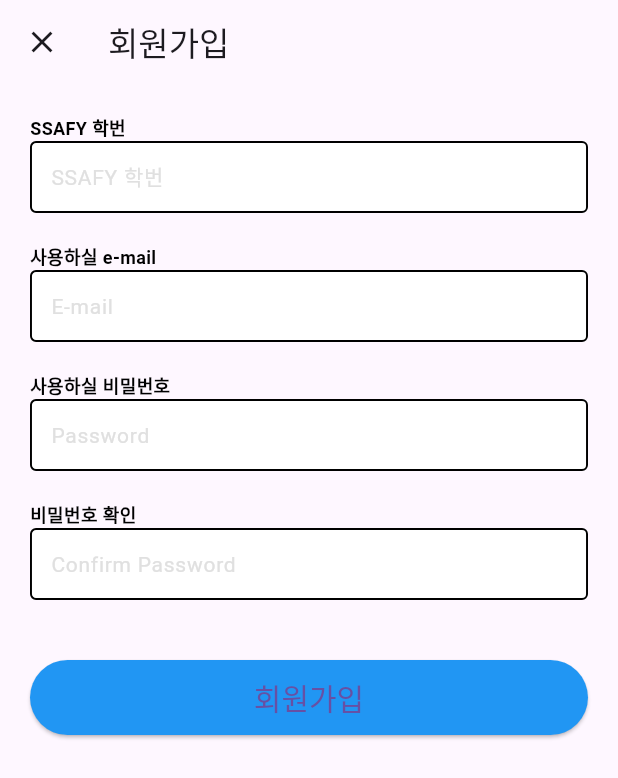
After one commit to latter-electronic/MOASS, a Flutter app: the screen it shows after launch, after a tap on "로그인", after a tap on "회원가입", on a phone screen of 412 x 824 dp. The commit adds this screen. Shown: the top 778 px of the screen. Run offline on Flutter 3.47's test engine with Material 3 defaults, Android fonts, the phone set to English and light mode, and no system bars; our stand-ins replace dio, shared_preferences; network calls fail.

Commit message:
Fea: 회원가입 틀

```diff
--- a/Frontend/moass/lib/screens/login_screen.dart
+++ b/Frontend/moass/lib/screens/login_screen.dart
@@ -2,6 +2,7 @@ import 'package:dio/dio.dart';
 import 'package:flutter/material.dart';
 import 'package:moass/model/token_interceptor.dart';
 import 'package:moass/screens/home_screen.dart';
+import 'package:moass/screens/signup_screen.dart';
 import 'package:moass/widgets/custom_login_form.dart';
 import 'package:shared_preferences/shared_preferences.dart';
 
@@ -20,6 +21,7 @@ class _LoginScreenState extends State<LoginScreen> {
   // 에러 메시지를 위한 상태 변수
   String? _errorMessage;
 
+  // 로그인 버튼 함수
   Future<void> _login() async {
     final dio = Dio();
     // 인스턴스추가
@@ -47,16 +49,26 @@ class _LoginScreenState extends State<LoginScreen> {
       final SharedPreferences prefs = await SharedPreferences.getInstance();
       // isLoggedIn 즉 로그인 유무에 true값 저장
       await prefs.setBool('isLoggedIn', true);
-      // 토큰 저장
-      final accessToken = response.data['accessToken'];
-      final refreshToken = response.data['refreshToken'];
+      // 로그인 성공 처리
+      final accessToken = response.data['data']['accessToken'] as String?;
+      final refreshToken = response.data['data']['refreshToken'] as String?;
+
+      if (accessToken != null && refreshToken != null) {
+        // SharedPreferences에 토큰 저장
         await prefs.setString('accessToken', accessToken);
         await prefs.setString('refreshToken', refreshToken);
+
         // 홈 화면으로 이동
         Navigator.pushReplacement(
           context,
           MaterialPageRoute(builder: (context) => const HomeScreen()),
         );
+      } else {
+        // accessToken이나 refreshToken이 null인 경우
+        setState(() {
+          _errorMessage = '토큰이 반환되지 않았습니다. 서버 설정을 확인하세요.';
+        });
+      }
     } on DioException catch (e) {
       // DioError를 캐치하여 에러 메시지를 업데이트
       if (e.response?.statusCode == 401) {
@@ -69,6 +81,17 @@ class _LoginScreenState extends State<LoginScreen> {
         });
       }
     }
+  }
+
+  // 회원가입 함수
+  void _signup() {
+    Navigator.push(
+      context,
+      MaterialPageRoute(
+        builder: (context) => const SignUpScreen(),
+        fullscreenDialog: true,
+      ),
+    );
   }
 
   @override
@@ -122,6 +145,15 @@ class _LoginScreenState extends State<LoginScreen> {
                       fontSize: 24, // '로그인' 텍스트의 크기를 20폰트로 설정합니다.
                       color: Colors.black, // '로그인' 텍스트의 색상을 검정색으로 설정합니다.
                       fontWeight: FontWeight.bold),
+                ),
+              ),
+              TextButton(
+                onPressed: _signup,
+                style: TextButton.styleFrom(
+                  foregroundColor: Colors.black,
+                ),
+                child: const Text(
+                  '회원가입',
                 ),
               ),
               if (_errorMessage != null)
--- /dev/null
+++ b/Frontend/moass/lib/screens/signup_screen.dart
@@ -0,0 +1,147 @@
+import 'package:flutter/material.dart';
+import 'package:moass/widgets/custom_login_form.dart';
+
+class SignUpScreen extends StatefulWidget {
+  const SignUpScreen({super.key});
+
+  @override
+  State<SignUpScreen> createState() => _SignUpScreenState();
+}
+
+class _SignUpScreenState extends State<SignUpScreen> {
+  String ssafy = '';
+  String email = '';
+  String password = '';
+  String confirmPassword = ''; // 비밀번호 확인을 위한 상태 변수
+  String? passwordErrorText; // 비밀번호 오류 메시지
+  final FocusNode _ssafyFocus = FocusNode();
+  final FocusNode _emailFocus = FocusNode();
+  final FocusNode _passwordFocus = FocusNode();
+  final FocusNode _confirmPasswordFocus = FocusNode();
+
+  void checkPassword() {
+    if (password != confirmPassword) {
+      setState(() {
+        passwordErrorText = '비밀번호가 일치하지 않습니다';
+      });
+    } else {
+      setState(() {
+        passwordErrorText = null;
+      });
+    }
+  }
+
+  // 다음 폼으로 넘어가기 위한 함수
+  @override
+  void dispose() {
+    _emailFocus.dispose();
+    _passwordFocus.dispose();
+    super.dispose();
+  }
+
+  @override
+  Widget build(BuildContext context) {
+    return Scaffold(
+      appBar: AppBar(
+        title: const Text("회원가입"),
+      ),
+      body: SingleChildScrollView(
+        // 스크롤 가능하도록 SingleChildScrollView 추가
+        child: Padding(
+          padding: const EdgeInsets.all(20.0), // 패딩 추가
+          child: Column(
+            mainAxisAlignment: MainAxisAlignment.start,
+            crossAxisAlignment: CrossAxisAlignment.stretch,
+            children: <Widget>[
+              const SubTitle(text: 'SSAFY 학번'),
+              CustomLoginFormField(
+                hintText: 'SSAFY 학번',
+                onChanged: (String value) {
+                  ssafy = value;
+                },
+                obscureText: false,
+                // focusNode: _ssafyFocus,
+                // onFieldSubmitted: (_) =>
+                //     FocusScope.of(context).requestFocus(_emailFocus),
+                textInputAction: TextInputAction.next, // 비밀번호 입력 후 다음 필드로 이동
+              ),
+              const SizedBox(height: 20.0), // 필드 사이 간격 추가
+              const SubTitle(text: '사용하실 e-mail'),
+              CustomLoginFormField(
+                hintText: 'E-mail',
+                onChanged: (String value) {
+                  email = value;
+                },
+                obscureText: false, // 이메일 입력 필드이므로 가릴 필요 없음
+                // focusNode: _emailFocus,
+                // onFieldSubmitted: (_) =>
+                //     FocusScope.of(context).requestFocus(_passwordFocus),
+                textInputAction: TextInputAction.next, // 비밀번호 입력 후 다음 필드로 이동
+              ),
+              const SizedBox(height: 20.0), // 필드 사이 간격 추가
+              const SubTitle(
+                text: '사용하실 비밀번호',
+              ),
+              CustomLoginFormField(
+                hintText: 'Password',
+                onChanged: (String value) {
+                  password = value;
+                },
+                obscureText: true, // 비밀번호 필드는 가려야 함
+                // focusNode: _passwordFocus,
+                // onFieldSubmitted: (_) =>
+                //     FocusScope.of(context).requestFocus(_confirmPasswordFocus),
+                textInputAction: TextInputAction.next, // 비밀번호 입력 후 다음 필드로 이동
+              ),
+              const SizedBox(height: 20.0),
+              const SubTitle(text: '비밀번호 확인'),
+              CustomLoginFormField(
+                hintText: 'Confirm Password',
+                onChanged: (String value) {
+                  confirmPassword = value;
+                  checkPassword(); // 비밀번호 확인
+                },
+                obscureText: true,
+                errorText: passwordErrorText, // 비밀번호 일치 오류 메시지
+                // focusNode: _confirmPasswordFocus,
+                textInputAction: TextInputAction.done, // 비밀번호 입력 후 다음 필드로 이동
+              ),
+              const SizedBox(height: 40.0), // 버튼 전 간격 추가
+              ElevatedButton(
+                onPressed: () {
+                  // 회원가입 로직 구현 필요
+                },
+                style: ElevatedButton.styleFrom(
+                  backgroundColor: Colors.blue, // 버튼 색상 설정
+                  padding: const EdgeInsets.symmetric(vertical: 10.0),
+                  textStyle: const TextStyle(fontSize: 20),
+                ),
+                child: const Text("회원가입"),
+              ),
+            ],
+          ),
+        ),
+      ),
+    );
+  }
+}
+
+class SubTitle extends StatelessWidget {
+  final String text; // 이제 텍스트를 외부에서 받아올 수 있습니다.
+  const SubTitle({
+    super.key,
+    required this.text, // text를 필수 인자로 받습니다.
+  });
+
+  @override
+  Widget build(BuildContext context) {
+    return Text(
+      text, // 전달받은 text를 사용합니다.
+      style: const TextStyle(
+        fontSize: 12,
+        fontWeight: FontWeight.w700,
+        color: Colors.black,
+      ),
+    );
+  }
+}
--- a/Frontend/moass/lib/widgets/custom_login_form.dart
+++ b/Frontend/moass/lib/widgets/custom_login_form.dart
@@ -6,6 +6,9 @@ class CustomLoginFormField extends StatelessWidget {
   final bool obscureText;
   final bool autofocus;
   final ValueChanged<String>? onChanged;
+  final FocusNode? focusNode; // FocusNode 추가
+  final Function(String)? onFieldSubmitted; // onFieldSubmitted 추가
+  final TextInputAction? textInputAction; // TextInputAction 추가
 
   const CustomLoginFormField({
     required this.onChanged,
@@ -13,6 +16,9 @@ class CustomLoginFormField extends StatelessWidget {
     this.autofocus = false,
     this.hintText,
     this.errorText,
+    this.focusNode, // constructor에 FocusNode 추가
+    this.onFieldSubmitted, // constructor에 onFieldSubmitted 추가
+    this.textInputAction = TextInputAction.next, // 기본값으로 next 설정
     super.key,
   });
 
@@ -34,6 +40,9 @@ class CustomLoginFormField extends StatelessWidget {
       // 값이 바뀔때마다 상태가 변하는거
       onChanged: onChanged,
       cursorColor: Colors.blue.shade400,
+      focusNode: focusNode, // TextFormField에 focusNode 설정
+      onFieldSubmitted: onFieldSubmitted, // onFieldSubmitted 설정
+      textInputAction: textInputAction, // 키보드 액션 설정
       // 텍스트 폼 '안' 에서의 스타일
       decoration: InputDecoration(
         contentPadding: const EdgeInsets.all(10),
```
Lines whose indentation alone changed are shown as unchanged.
